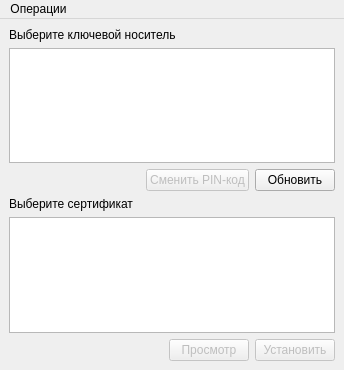
bmakarenko/token-manager, file token-manager-form.ui: the form before one commit.
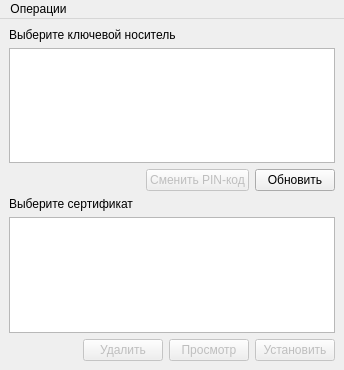
The form after the commit. Icons and pictures are not drawn.

Commit message: Added delete container feature

What changed in the file:
```diff
--- a/token-manager-form.ui
+++ b/token-manager-form.ui
@@ -133,6 +133,16 @@
         </property>
        </spacer>
       </item>
+      <item>
+       <widget class="QPushButton" name="cert_delete">
+        <property name="enabled">
+         <bool>false</bool>
+        </property>
+        <property name="text">
+         <string>Удалить</string>
+        </property>
+       </widget>
+      </item>
       <item>
        <widget class="QPushButton" name="cert_view">
         <property name="enabled">
```
The commit also changes 3 other files.
